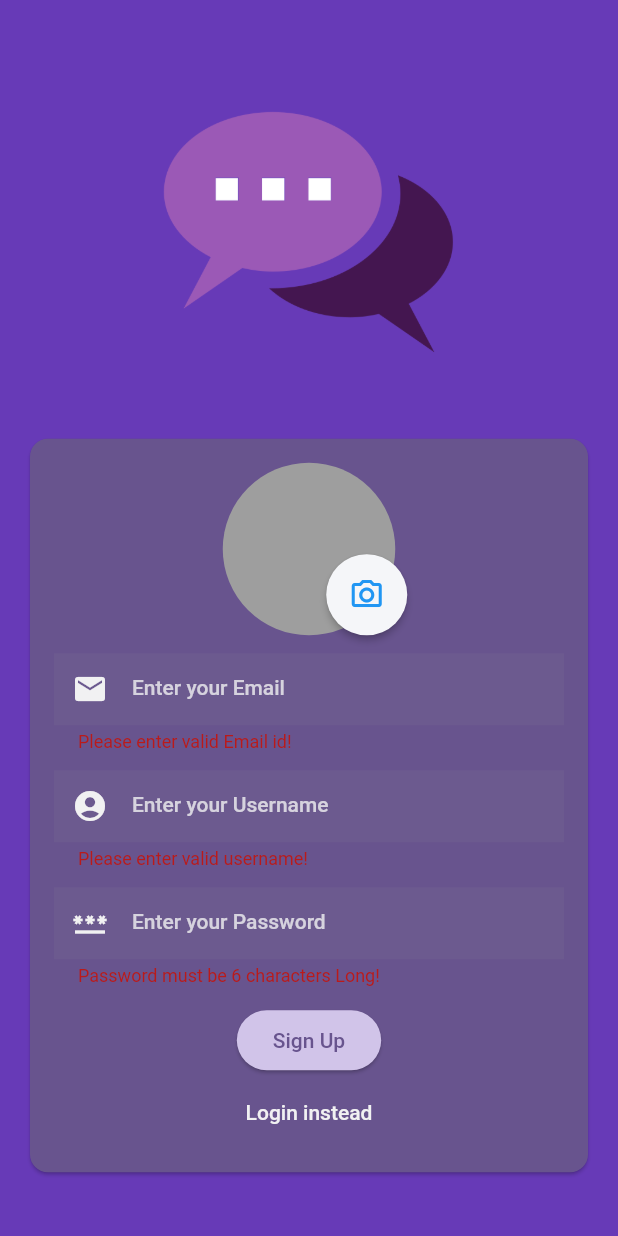
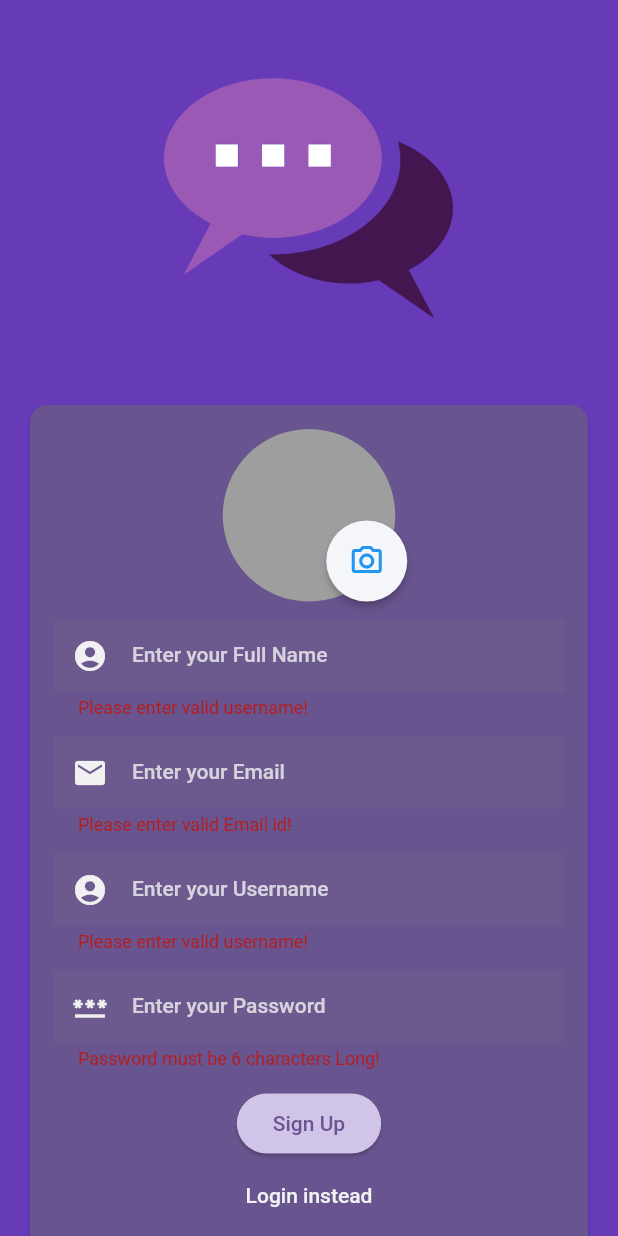
Before and after one commit to pranayjoshi/p_chat, a Flutter app: the screen it shows after launch, after a tap on "Login", after a tap on "Create an Account", after a tap on "Sign Up", on a phone screen of 412 x 824 dp. Run offline on Flutter 3.47's test engine with Material 2 defaults, Android fonts, the phone set to English and light mode, and no system bars; our stand-ins replace cloud_firestore, firebase_auth, firebase_core, firebase_storage, flutter_riverpod, image_picker and 2 more; missing offline and left inert: dart:ffi, enough_giphy_flutter; accounts and stored records are empty.

Commit message:
added calc auth and mobile layout screen

```diff
--- a/lib/apps/auth/screens/auth.dart
+++ b/lib/apps/auth/screens/auth.dart
@@ -1,3 +1,4 @@
+import 'dart:ffi';
 import 'dart:io';
 
 import 'package:p_chat/apps/auth/widgets/user_picker_image.dart';
@@ -8,6 +9,7 @@ import 'package:flutter/material.dart';
 import 'package:p_chat/colors.dart';
 
 final _firebase = FirebaseAuth.instance;
+var _instance = FirebaseFirestore.instance;
 
 class AuthScreen extends StatefulWidget {
   const AuthScreen({super.key});
@@ -20,9 +22,15 @@ class _AuthScreenState extends State<AuthScreen> {
   final _formkey = GlobalKey<FormState>();
   var isLogin = true;
   var _enteredEmail = "";
+  var _enteredName = "";
   var _enteredPass = "";
   var _isUploading = false;
   var _enteredUsername = "";
+  var userExists = true;
+
+
+  Future<bool> usernameExists(String username) async {
+      return await FirebaseFirestore.instance.collection("users").where("username", isEqualTo: _enteredUsername).get().then((value) => value.size > 0 ? true : false);}
 
   InputDecoration textFieldDesign(String labelText, IconData icon) {
     return InputDecoration(
@@ -85,14 +93,11 @@ class _AuthScreenState extends State<AuthScreen> {
         }
         // print(imageUrl);
 
-        final username = await FirebaseFirestore.instance.collection("users").where("username", isEqualTo: _enteredUsername).get().then((value) => value.size > 0 ? true : false);
-        print("hiiidawdW");
-        print(username);
-
         await FirebaseFirestore.instance
             .collection("users")
             .doc(userCredentials.user!.uid)
             .set({
+
           "username": _enteredUsername,
           "email": _enteredEmail,
           "isOnline": true,
@@ -144,6 +149,32 @@ class _AuthScreenState extends State<AuthScreen> {
                         SizedBox(
                           height: 12,
                         ),
+                        if (!isLogin)
+                          TextFormField(
+                            style: TextStyle(color: textColor),
+                            cursorColor: textColor,
+                            decoration: textFieldDesign("Enter your Full Name",
+                                Icons.account_circle_rounded),
+                            enableSuggestions: false,
+                            autocorrect: false,
+                            textCapitalization: TextCapitalization.none,
+                            validator: (value) {
+                              if (value == null ||
+                                  value.trim().length < 4 ||
+                                  value.trim().length > 32 ||
+                                  value.isEmpty) {
+                                  print(value);
+                                return 'Please enter valid username!';
+                              }
+                              return null;
+                            },
+                            onSaved: (value) {
+                              _enteredName = value!;
+                            },
+                          ),
+                        SizedBox(
+                          height: 12,
+                        ),
                         TextFormField(
                           style: TextStyle(color: textColor),
                           cursorColor: textColor,
@@ -176,10 +207,16 @@ class _AuthScreenState extends State<AuthScreen> {
                             enableSuggestions: false,
                             autocorrect: false,
                             textCapitalization: TextCapitalization.none,
+                            onChanged: (text) async {
+                              final check = await usernameExists(text);
+                              setState(() => userExists = check);
+                            },
                             validator: (value) {
                               if (value == null ||
                                   value.trim().length < 4 ||
                                   value.trim().length > 32 ||
+                                  value.contains(" ") ||
+                                  userExists ||
                                   value.isEmpty) {
                                   print(value);
                                 return 'Please enter valid username!';
--- a/lib/models/user.dart
+++ b/lib/models/user.dart
@@ -1,16 +1,18 @@
 class UserModel {
   final String name;
+  final String username;
   final String uid;
   final String profilePic;
   final bool isOnline;
-  final String phoneNumber;
+  final String email;
   final List<String> groupId;
   UserModel({
     required this.name,
+    required this.username,
     required this.uid,
     required this.profilePic,
     required this.isOnline,
-    required this.phoneNumber,
+    required this.email,
     required this.groupId,
   });
 
@@ -20,7 +22,7 @@ class UserModel {
       'uid': uid,
       'profilePic': profilePic,
       'isOnline': isOnline,
-      'phoneNumber': phoneNumber,
+      'phoneNumber': email,
       'groupId': groupId,
     };
   }
@@ -28,10 +30,11 @@ class UserModel {
   factory UserModel.fromMap(Map<String, dynamic> map) {
     return UserModel(
       name: map['name'] ?? '',
+      username: map['username'] ?? '',
       uid: map['uid'] ?? '',
       profilePic: map['profilePic'] ?? '',
       isOnline: map['isOnline'] ?? false,
-      phoneNumber: map['phoneNumber'] ?? '',
+      email: map['phoneNumber'] ?? '',
       groupId: List<String>.from(map['groupId']),
     );
   }
```
